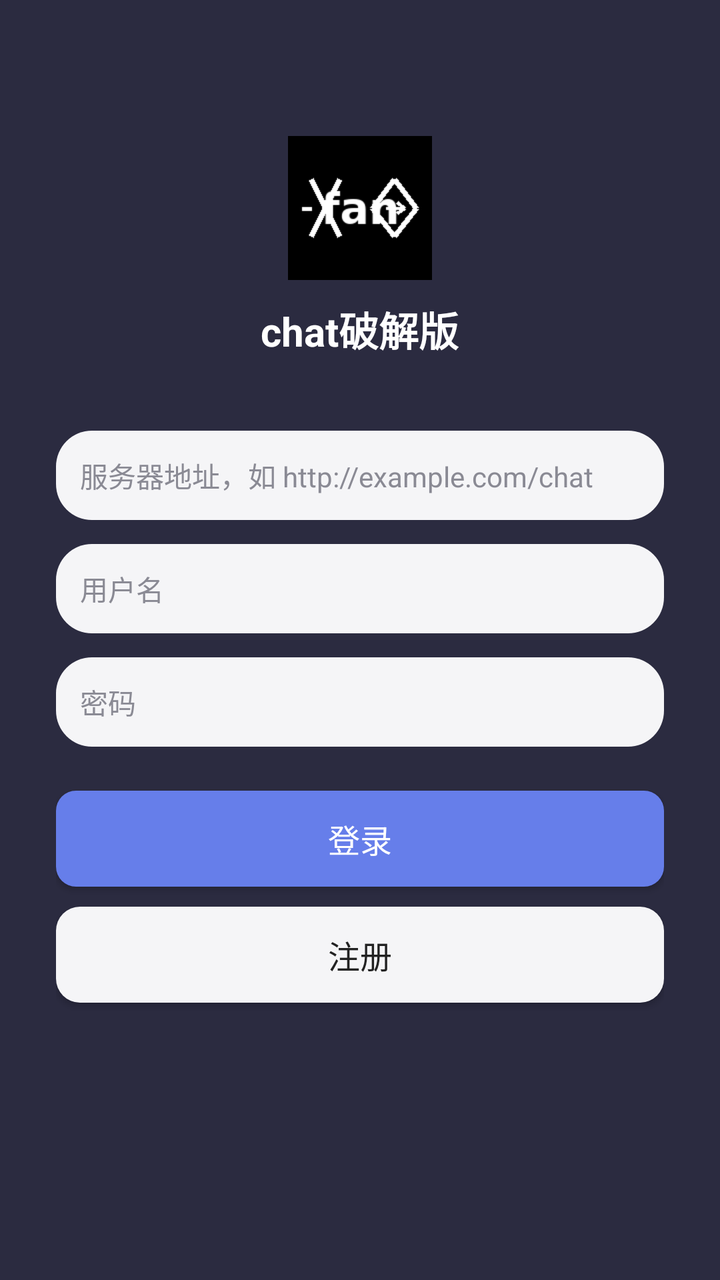
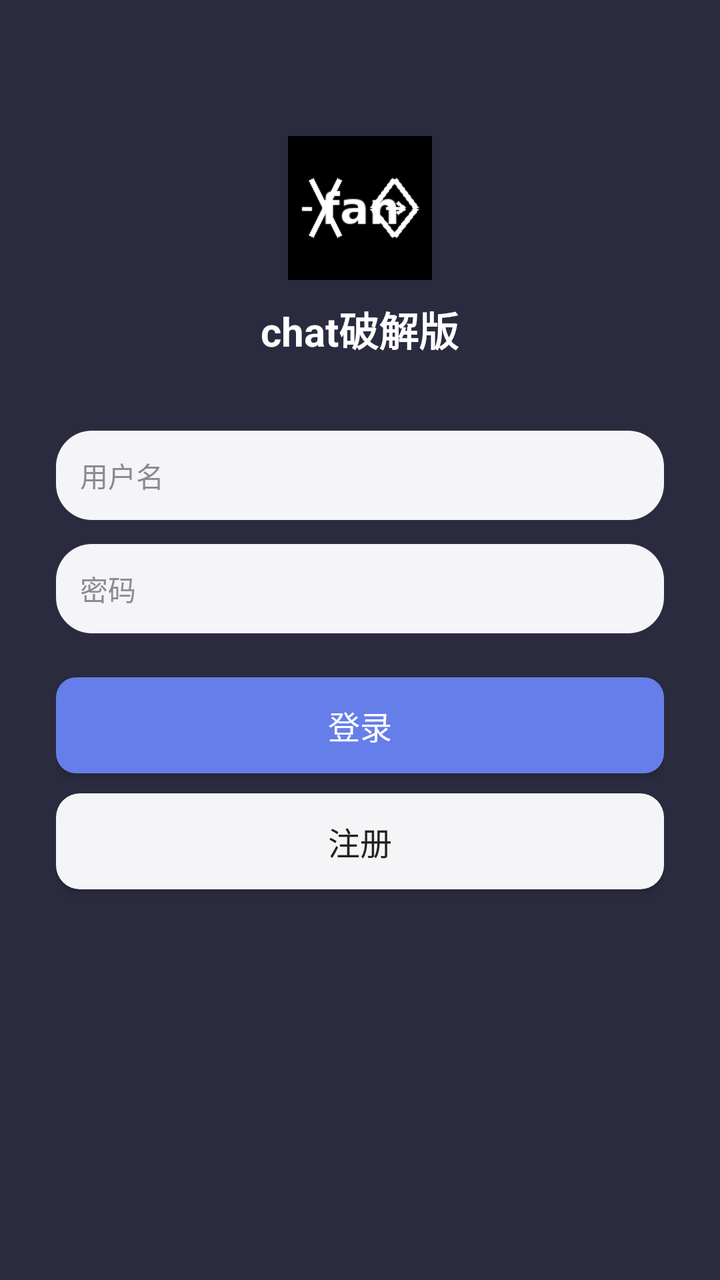

Screens rendered from an Android XML layout before and after an edit, with the pre-edit source and the edit as a unified diff.
<!-- AndroidManifest.xml: application theme AppTheme -->
<!-- res/layout/activity_login.xml -->
<?xml version="1.0" encoding="utf-8"?>
<ScrollView xmlns:android="http://schemas.android.com/apk/res/android"
    android:layout_width="match_parent"
    android:layout_height="match_parent"
    android:background="@color/primary"
    android:fillViewport="true">

    <LinearLayout
        android:layout_width="match_parent"
        android:layout_height="wrap_content"
        android:orientation="vertical"
        android:padding="28dp"
        android:gravity="center_horizontal">

        <ImageView
            android:layout_width="72dp"
            android:layout_height="72dp"
            android:layout_marginTop="40dp"
            android:src="@mipmap/ic_launcher"
            android:contentDescription="@string/app_name" />

        <TextView
            android:layout_width="wrap_content"
            android:layout_height="wrap_content"
            android:layout_marginTop="10dp"
            android:text="@string/app_name"
            android:textColor="@color/text_light"
            android:textSize="20sp"
            android:textStyle="bold" />

        <EditText
            android:id="@+id/edServer"
            android:layout_width="match_parent"
            android:layout_height="wrap_content"
            android:layout_marginTop="36dp"
            android:hint="@string/hint_server"
            android:inputType="textUri"
            android:background="@drawable/bg_input"
            android:padding="12dp"
            android:textColor="@color/text"
            android:textColorHint="@color/text_sub"
            android:textSize="14sp" />

        <EditText
            android:id="@+id/edUser"
            android:layout_width="match_parent"
            android:layout_height="wrap_content"
            android:layout_marginTop="12dp"
            android:hint="@string/hint_user"
            android:background="@drawable/bg_input"
            android:padding="12dp"
            android:textColor="@color/text"
            android:textColorHint="@color/text_sub"
            android:textSize="14sp" />

        <EditText
            android:id="@+id/edPass"
            android:layout_width="match_parent"
            android:layout_height="wrap_content"
            android:layout_marginTop="12dp"
            android:hint="@string/hint_pass"
            android:inputType="textPassword"
            android:background="@drawable/bg_input"
            android:padding="12dp"
            android:textColor="@color/text"
            android:textColorHint="@color/text_sub"
            android:textSize="14sp" />

        <EditText
            android:id="@+id/edInvite"
            android:layout_width="match_parent"
            android:layout_height="wrap_content"
            android:layout_marginTop="12dp"
            android:hint="@string/hint_invite"
            android:background="@drawable/bg_input"
            android:padding="12dp"
            android:textColor="@color/text"
            android:textColorHint="@color/text_sub"
            android:textSize="14sp"
            android:visibility="gone" />

        <Button
            android:id="@+id/btnLogin"
            android:layout_width="match_parent"
            android:layout_height="48dp"
            android:layout_marginTop="22dp"
            android:background="@drawable/bg_btn"
            android:text="@string/btn_login"
            android:textColor="@color/text_light"
            android:textSize="16sp" />

        <Button
            android:id="@+id/btnRegister"
            android:layout_width="match_parent"
            android:layout_height="48dp"
            android:layout_marginTop="10dp"
            android:background="@drawable/bg_card"
            android:text="@string/btn_register"
            android:textColor="@color/text"
            android:textSize="16sp" />

        <TextView
            android:id="@+id/tvTip"
            android:layout_width="wrap_content"
            android:layout_height="wrap_content"
            android:layout_marginTop="18dp"
            android:textColor="@color/text_sub"
            android:textSize="12sp" />
    </LinearLayout>
</ScrollView>
<!-- resources referenced by this layout -->
<resources>
  <color name="primary">#2B2B40</color>
  <color name="text">#222222</color>
  <color name="text_light">#FFFFFF</color>
  <color name="text_sub">#8A8A94</color>
  <!-- drawable bg_btn (drawable) -->
  <?xml version="1.0" encoding="utf-8"?>
  <shape xmlns:android="http://schemas.android.com/apk/res/android" android:shape="rectangle">
      <solid android:color="@color/accent" />
      <corners android:radius="10dp" />
  </shape>
  <!-- drawable bg_card (drawable) -->
  <?xml version="1.0" encoding="utf-8"?>
  <shape xmlns:android="http://schemas.android.com/apk/res/android" android:shape="rectangle">
      <solid android:color="@color/bg_panel" />
      <corners android:radius="12dp" />
  </shape>
  <!-- drawable bg_input (drawable) -->
  <?xml version="1.0" encoding="utf-8"?>
  <shape xmlns:android="http://schemas.android.com/apk/res/android" android:shape="rectangle">
      <solid android:color="@color/bg_panel" />
      <corners android:radius="18dp" />
  </shape>
  <!-- mipmap ic_launcher: png bitmap (mipmap-hdpi, 1055 bytes) -->
  <string name="app_name">chat破解版</string>
  <string name="btn_login">登录</string>
  <string name="btn_register">注册</string>
  <string name="hint_invite">邀请码</string>
  <string name="hint_pass">密码</string>
  <string name="hint_server">服务器地址，如 http://example.com/chat</string>
  <string name="hint_user">用户名</string>
  <style name="AppTheme" parent="@android:style/Theme.Material.Light.NoActionBar">
          <item name="android:colorPrimary">@color/primary</item>
          <item name="android:colorPrimaryDark">@color/primaryDark</item>
          <item name="android:colorAccent">@color/accent</item>
          <item name="android:windowBackground">@color/bg</item>
          <item name="android:statusBarColor">@color/primaryDark</item>
          <item name="android:windowLightStatusBar">false</item>
      </style>
  <color name="accent">#667EEA</color>
  <color name="bg_panel">#F5F5F7</color>
  <color name="primaryDark">#1B1B28</color>
  <color name="bg">#FFFFFF</color>
</resources>

<!-- the commit's change to res/layout/activity_login.xml (unified diff, before → after) -->
@@ -29,23 +29,10 @@
             android:textStyle="bold" />
 
         <EditText
-            android:id="@+id/edServer"
+            android:id="@+id/edUser"
             android:layout_width="match_parent"
             android:layout_height="wrap_content"
             android:layout_marginTop="36dp"
-            android:hint="@string/hint_server"
-            android:inputType="textUri"
-            android:background="@drawable/bg_input"
-            android:padding="12dp"
-            android:textColor="@color/text"
-            android:textColorHint="@color/text_sub"
-            android:textSize="14sp" />
-
-        <EditText
-            android:id="@+id/edUser"
-            android:layout_width="match_parent"
-            android:layout_height="wrap_content"
-            android:layout_marginTop="12dp"
             android:hint="@string/hint_user"
             android:background="@drawable/bg_input"
             android:padding="12dp"
<!-- resource entries referenced after the edit -->
@@ -28,7 +28,6 @@
   <string name="btn_register">注册</string>
   <string name="hint_invite">邀请码</string>
   <string name="hint_pass">密码</string>
-  <string name="hint_server">服务器地址，如 http://example.com/chat</string>
   <string name="hint_user">用户名</string>
   <style name="AppTheme" parent="@android:style/Theme.Material.Light.NoActionBar">
           <item name="android:colorPrimary">@color/primary</item>
